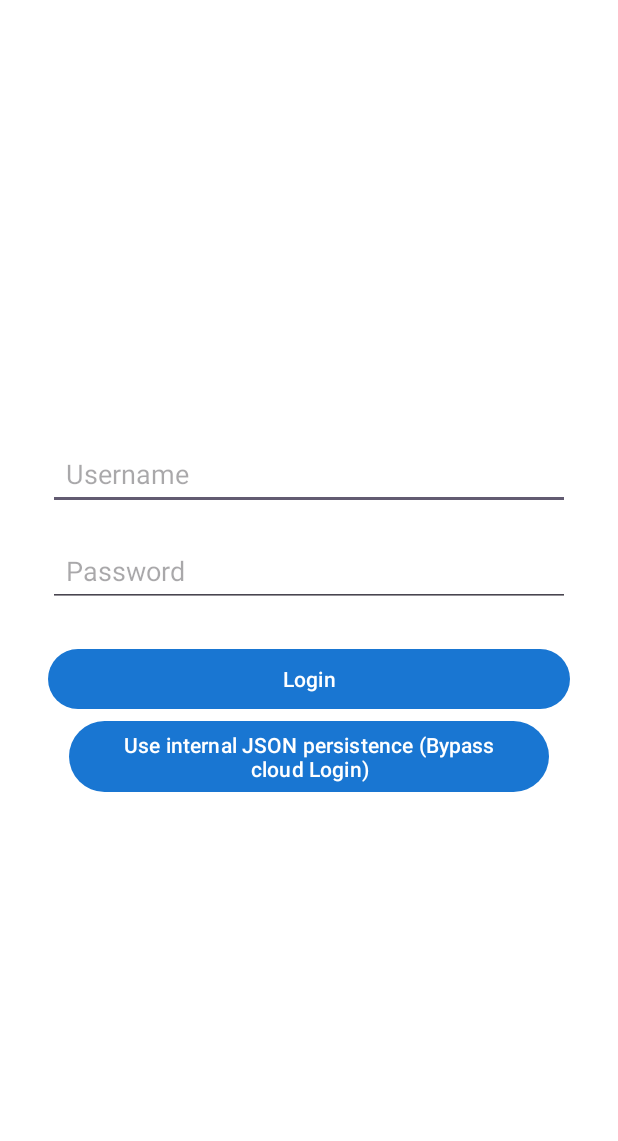
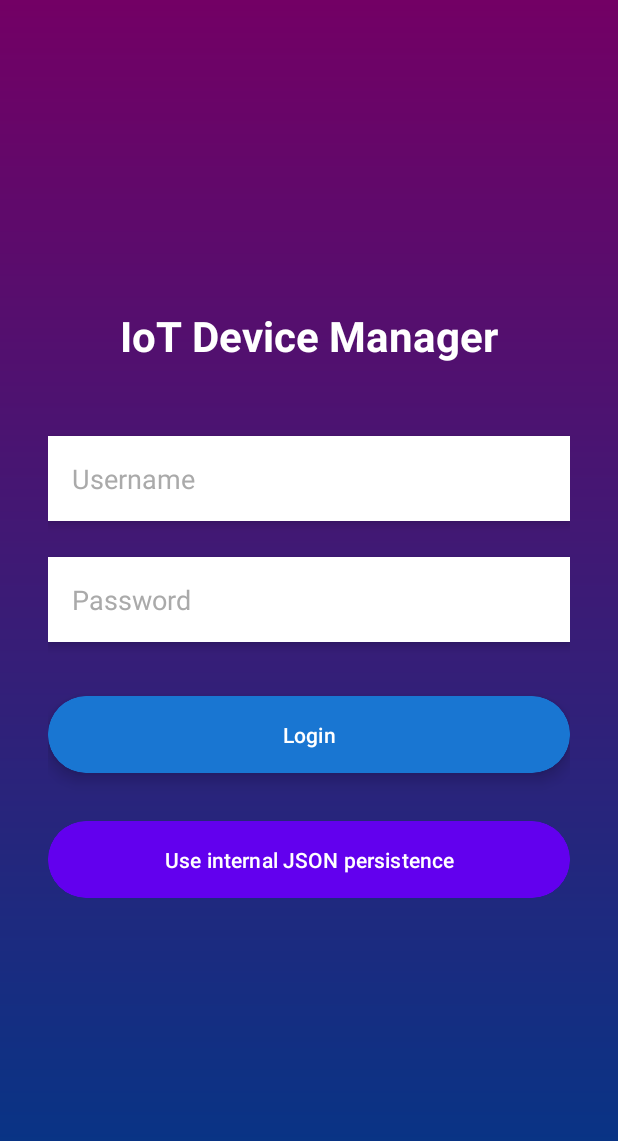
Before and after one commit to JeffHalley/MobileAppDevCA2, an Android app: the screen it shows after launch (LandingPageActivity), on a phone screen of 412 x 824 dp. Shown: the top 1141 px of the screen. Run offline under Robolectric (Android 15) with nearby library versions, the phone set to English and light mode, and no system bars; our stand-ins replace Timber; libraries missing offline, so code that uses them is left out: com.amazonaws.auth, com.amazonaws.regions, com.amazonaws.services, com.github.ajalt.timberkt; 2 statements that could not run were skipped.

Commit message:
feat: Enhance landing page UI and implement password hashing
This commit refactors the landing page UI for a more modern look and feel and introduces SHA-256 hashing for user passwords before they are sent for authentication.

- **UI Enhancements (`activity_landing_page.xml`):**
    - The root layout is now a `ScrollView` to ensure all elements are accessible on smaller screens.
    - A background drawable has been applied.
    - Input fields (`EditText`) and buttons (`Button`) have been restyled with updated padding, colors, and elevation for a better visual hierarchy.
    - A main title "IoT Device Manager" has been added.

- **Security (`LandingPageActivity.kt`):**
    - Implements a `sha256` function to hash user passwords.
    - The user's password is now hashed using SHA-256 on the client-side before being sent in the login request payload.

```diff
--- a/app/src/main/java/ie/setu/mobileAppDevCA2/activities/LandingPageActivity.kt
+++ b/app/src/main/java/ie/setu/mobileAppDevCA2/activities/LandingPageActivity.kt
@@ -21,6 +21,7 @@ import kotlinx.coroutines.launch
 import kotlinx.coroutines.withContext
 import timber.log.Timber.i
 import java.nio.ByteBuffer
+import java.security.MessageDigest
 
 class LandingPageActivity : AppCompatActivity() {
 
@@ -59,6 +60,11 @@ class LandingPageActivity : AppCompatActivity() {
             startActivity(intent)
         }
     }
+    fun sha256(input: String): String {
+        val bytes = MessageDigest.getInstance("SHA-256").digest(input.toByteArray())
+        return bytes.joinToString("") { "%02x".format(it) }
+    }
+
 
     private fun callLambda(username: String, password: String) {
         CoroutineScope(Dispatchers.IO).launch {
@@ -74,10 +80,14 @@ class LandingPageActivity : AppCompatActivity() {
                     ))
                 }
 
+                val hashedPassword = sha256(password)
+                i("Hashed password: $hashedPassword")
+
+
                 val payload: String = """
                     {
                         "UserName": "$username",
-                        "Password": "$password"
+                        "Password": "$hashedPassword"
                     }
                 """.trimIndent()
 
--- a/app/src/main/res/layout/activity_landing_page.xml
+++ b/app/src/main/res/layout/activity_landing_page.xml
@@ -1,41 +1,89 @@
 <?xml version="1.0" encoding="utf-8"?>
-<LinearLayout xmlns:android="http://schemas.android.com/apk/res/android"
+<ScrollView xmlns:android="http://schemas.android.com/apk/res/android"
     android:id="@+id/landingPageLayout"
     android:layout_width="match_parent"
     android:layout_height="match_parent"
+    android:background="@drawable/list_background"
+    android:fillViewport="true">
+
+    <LinearLayout
+        android:layout_width="match_parent"
+        android:layout_height="wrap_content"
         android:orientation="vertical"
         android:padding="32dp"
-    android:gravity="center"
-    android:background="@color/white">
+        android:gravity="center">
 
+        <!-- App title or logo placeholder -->
+        <TextView
+            android:id="@+id/landingTitle"
+            android:layout_width="wrap_content"
+            android:layout_height="wrap_content"
+            android:text="IoT Device Manager"
+            android:textSize="28sp"
+            android:textColor="#FFFFFF"
+            android:textStyle="bold"
+            android:layout_marginBottom="48dp"/>
+
+        <!-- Username input -->
         <EditText
             android:id="@+id/usernameInput"
             android:layout_width="match_parent"
             android:layout_height="wrap_content"
-        android:hint="Username"
+            android:hint="@string/username"
             android:inputType="textPersonName"
-        android:padding="12dp"
-        android:layout_marginBottom="16dp"/>
+            android:padding="16dp"
+            android:background="@color/colorPrimary"
+            android:layout_marginBottom="24dp"
+            android:textColor="#000000"
+            android:textColorHint="#AAAAAA"
+            android:elevation="4dp"/>
 
+        <!-- Password input -->
         <EditText
             android:id="@+id/passwordInput"
             android:layout_width="match_parent"
             android:layout_height="wrap_content"
             android:hint="Password"
             android:inputType="textPassword"
-        android:padding="12dp"
-        android:layout_marginBottom="24dp"/>
+            android:padding="16dp"
+            android:background="@color/colorPrimary"
+            android:layout_marginBottom="24dp"
+            android:textColor="#000000"
+            android:textColorHint="#AAAAAA"
+            android:elevation="4dp"/>
 
+        <!-- Login button -->
         <Button
             android:id="@+id/loginButton"
             android:layout_width="match_parent"
             android:layout_height="wrap_content"
-        android:text="Login"/>
+            android:text="Login"
+            android:backgroundTint="@color/colorAccent"
+            android:textColor="#FFFFFF"
+            android:padding="16dp"
+            android:elevation="6dp"
+            android:layout_marginBottom="16dp"
+            android:stateListAnimator="@null"
+            android:clipToOutline="true"
+            android:layout_marginTop="8dp"
+            android:shape="rectangle"
+            android:radius="12dp"/>
 
+        <!-- Internal JSON button -->
         <Button
             android:id="@+id/internalJsonButton"
-        android:layout_width="wrap_content"
+            android:layout_width="match_parent"
             android:layout_height="wrap_content"
-        android:text="Use internal JSON persistence (Bypass cloud Login)" />
+            android:text="Use internal JSON persistence"
+            android:backgroundTint="#6200EE"
+            android:textColor="#FFFFFF"
+            android:padding="16dp"
+            android:elevation="6dp"
+            android:clipToOutline="true"
+            android:layout_marginTop="8dp"
+            android:layout_marginBottom="16dp"
+            android:shape="rectangle"
+            android:radius="12dp"/>
 
     </LinearLayout>
+</ScrollView>
--- a/app/src/main/res/values/strings.xml
+++ b/app/src/main/res/values/strings.xml
@@ -14,6 +14,7 @@
     <string name="change_device_image">Choose new placemark image</string>
     <string name="button_location">Set Location</string>
     <string name="title_activity_device_map">Map of All devices</string>
+    <string name="username">Username</string>
 
     <string-array name="device_categories">
         <item>Sensor Family</item>
@@ -22,6 +23,9 @@
         <item>Ultrasonic Sensor</item>
         <item>Motion Detector</item>
         <item>Smart Light</item>
+        <item>Geological</item>
+        <item>Oceanographic</item>
+        <item>Environmental</item>
     </string-array>
 
 
```
Lines whose indentation alone changed are shown as unchanged.
